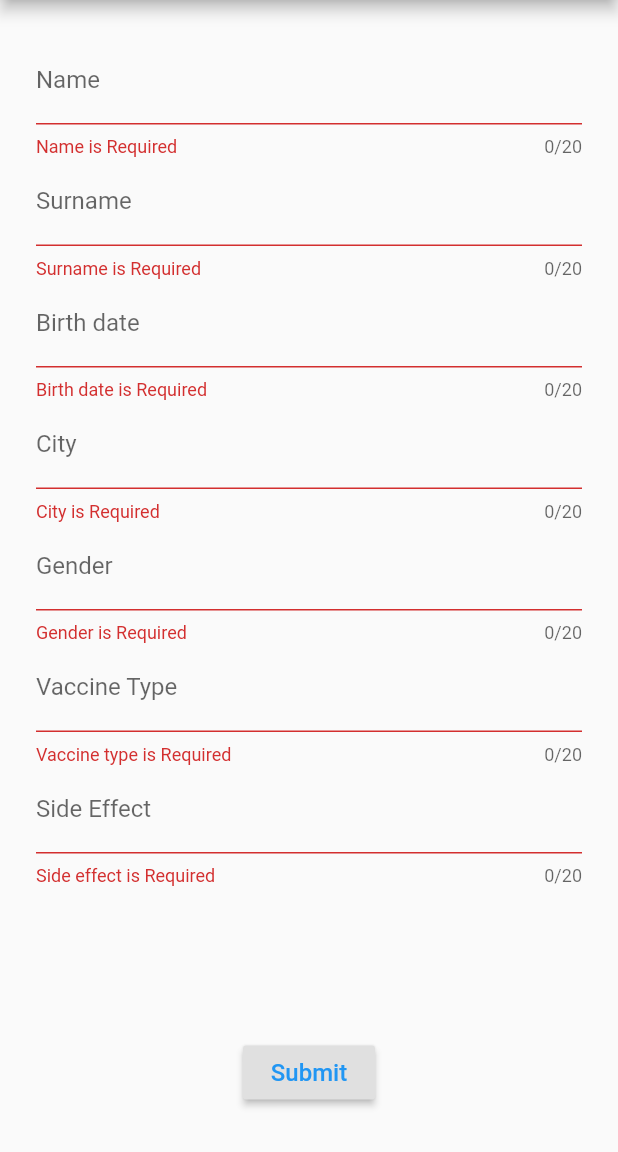
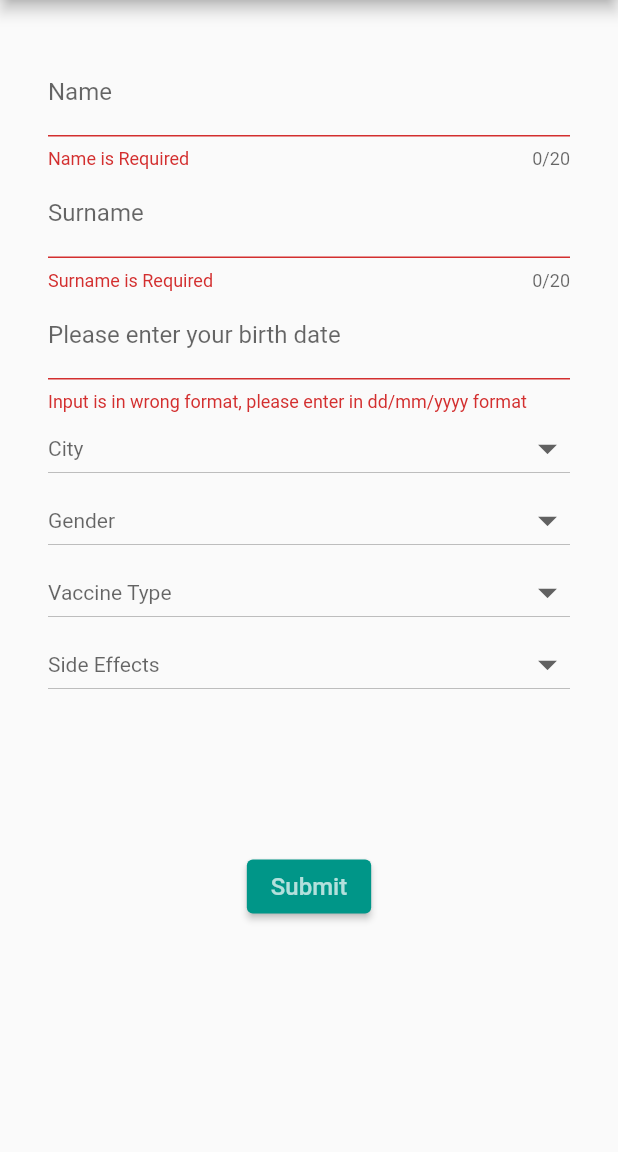
Before and after one commit to utkukalkanli/cs458-project-2, a Flutter app: the screen it shows after launch, after a tap on "Submit", on a phone screen of 412 x 824 dp, the part 84-1236 px from its top. Run offline on Flutter 3.47's test engine with Material 2 defaults, Android fonts, the phone set to English and light mode, and no system bars.

Commit message:
dropdownbutton'lar ve birthdate eklendi

```diff
--- a/lib/main.dart
+++ b/lib/main.dart
@@ -23,13 +23,30 @@ class FormScreen extends StatefulWidget {
 }
 
 class FormScreenState extends State<FormScreen> {
-  String name;
-  String surname;
-  String birth_date;
-  String city;
-  String gender;
-  String vaccine_type;
-  String side_effect;
+  String _name;
+  String _surname;
+  String _cityValue;
+  String _genderValue;
+  String _vaccineTypeValue;
+  String _sideEffectValue;
+
+  List<String> sideEffects = [
+    'Headache',
+    'Fatigue',
+  ];
+  List<String> vaccineTypes = [
+    'Pfizer-Biontech',
+    'Sputnik V',
+    'Oxford-Astra-Zeneca',
+    'Sinovac',
+  ];
+  List<String> cities = ['Ankara', 'İstanbul', 'İzmir'];
+  List<String> genders = [
+    'Male',
+    'Female',
+    'Bisexual',
+    'Non-binary',
+  ];
 
   final GlobalKey<FormState> _formKey = GlobalKey<FormState>();
 
@@ -45,7 +62,7 @@ class FormScreenState extends State<FormScreen> {
         return null;
       },
       onSaved: (String value) {
-        name = value;
+        _name = value;
       },
     );
   }
@@ -62,94 +79,151 @@ class FormScreenState extends State<FormScreen> {
         return null;
       },
       onSaved: (String value) {
-        surname = value;
+        _surname = value;
       },
     );
   }
 
   Widget _buildBirthDate() {
-    return TextFormField(
-      decoration: InputDecoration(labelText: 'Birth date'),
-      maxLength: 20,
-      validator: (String value) {
-        if (value.isEmpty) {
-          return 'Birth date is Required';
-        }
-
-        return null;
-      },
-      onSaved: (String value) {
-        birth_date = value;
-      },
+    return InputDatePickerFormField(
+      firstDate: DateTime(1920),
+      lastDate: DateTime(2021),
+      errorFormatText:
+          "Input is in wrong format, please enter in dd/mm/yyyy format",
+      errorInvalidText: "Entered date is invalid",
+      fieldLabelText: "Please enter your birth date",
     );
   }
 
   Widget _buildCity() {
-    return TextFormField(
-      decoration: InputDecoration(labelText: 'City'),
-      maxLength: 20,
-      validator: (String value) {
-        if (value.isEmpty) {
-          return 'City is Required';
-        }
-
-        return null;
-      },
-      onSaved: (String value) {
-        city = value;
+    return DropdownButton(
+      hint: _cityValue == null
+          ? Text('City')
+          : Text(
+              _cityValue,
+              style: TextStyle(color: Colors.blue),
+            ),
+      isExpanded: true,
+      iconSize: 30.0,
+      style: TextStyle(color: Colors.blue),
+      items: cities.map(
+        (val) {
+          return DropdownMenuItem<String>(
+            value: val,
+            child: Text(val),
+          );
+        },
+      ).toList(),
+      onChanged: (val) {
+        setState(
+          () {
+            _cityValue = val;
+          },
+        );
       },
     );
   }
 
   Widget _buildGender() {
-    return TextFormField(
-      decoration: InputDecoration(labelText: 'Gender'),
-      maxLength: 20,
-      validator: (String value) {
-        if (value.isEmpty) {
-          return 'Gender is Required';
-        }
-
-        return null;
-      },
-      onSaved: (String value) {
-        gender = value;
+    return DropdownButton(
+      hint: _genderValue == null
+          ? Text('Gender')
+          : Text(
+              _genderValue,
+              style: TextStyle(color: Colors.blue),
+            ),
+      isExpanded: true,
+      iconSize: 30.0,
+      style: TextStyle(color: Colors.blue),
+      items: genders.map(
+        (val) {
+          return DropdownMenuItem<String>(
+            value: val,
+            child: Text(val),
+          );
+        },
+      ).toList(),
+      onChanged: (val) {
+        setState(
+          () {
+            _genderValue = val;
+          },
+        );
       },
     );
   }
 
   Widget _buildVaccineType() {
-    return TextFormField(
-      decoration: InputDecoration(labelText: 'Vaccine Type'),
-      maxLength: 20,
-      validator: (String value) {
-        if (value.isEmpty) {
-          return 'Vaccine type is Required';
-        }
-
-        return null;
-      },
-      onSaved: (String value) {
-        vaccine_type = value;
+    return DropdownButton(
+      hint: _vaccineTypeValue == null
+          ? Text('Vaccine Type')
+          : Text(
+              _vaccineTypeValue,
+              style: TextStyle(color: Colors.blue),
+            ),
+      isExpanded: true,
+      iconSize: 30.0,
+      style: TextStyle(color: Colors.blue),
+      items: vaccineTypes.map(
+        (val) {
+          return DropdownMenuItem<String>(
+            value: val,
+            child: Text(val),
+          );
+        },
+      ).toList(),
+      onChanged: (val) {
+        setState(
+          () {
+            _vaccineTypeValue = val;
+          },
+        );
       },
     );
   }
 
   Widget _buildSideEffect() {
-    return TextFormField(
-      decoration: InputDecoration(labelText: 'Side Effect'),
-      maxLength: 20,
-      validator: (String value) {
-        if (value.isEmpty) {
-          return 'Side effect is Required';
-        }
-
-        return null;
-      },
-      onSaved: (String value) {
-        side_effect = value;
+    return DropdownButton(
+      hint: _sideEffectValue == null
+          ? Text('Side Effects')
+          : Text(
+              _sideEffectValue,
+              style: TextStyle(color: Colors.blue),
+            ),
+      isExpanded: true,
+      iconSize: 30.0,
+      style: TextStyle(color: Colors.blue),
+      items: sideEffects.map(
+        (val) {
+          return DropdownMenuItem<String>(
+            value: val,
+            child: Text(val),
+          );
+        },
+      ).toList(),
+      onChanged: (val) {
+        setState(
+          () {
+            _sideEffectValue = val;
+          },
+        );
       },
     );
+  }
+
+  void openDialog() {
+    showDialog(
+        context: context,
+        builder: (ctx) {
+          return AlertDialog(
+              title: Text('Side Effects'),
+              actions: <Widget>[BackButton(), CloseButton()],
+              content: Container(
+                width: 300,
+                height: 400,
+              ) //child: MultiSelection(sideEffects)),
+              );
+        });
   }
 
   @override
@@ -170,7 +244,7 @@ class FormScreenState extends State<FormScreen> {
       ),
       body: SingleChildScrollView(
         child: Container(
-          margin: EdgeInsets.all(24),
+          margin: EdgeInsets.all(32),
           child: Form(
             key: _formKey,
             child: Column(
@@ -184,10 +258,10 @@ class FormScreenState extends State<FormScreen> {
                 _buildVaccineType(),
                 _buildSideEffect(),
                 SizedBox(height: 100),
-                RaisedButton(
+                ElevatedButton(
                   child: Text(
                     'Submit',
-                    style: TextStyle(color: Colors.blue, fontSize: 16),
+                    style: TextStyle(color: Colors.white70, fontSize: 16),
                   ),
                   onPressed: () {
                     if (!_formKey.currentState.validate()) {
@@ -196,9 +270,8 @@ class FormScreenState extends State<FormScreen> {
 
                     _formKey.currentState.save();
 
-                    print(name);
-                    print(surname);
-
+                    print(_name);
+                    print(_surname);
                     //Send to API
                   },
                 )
```
